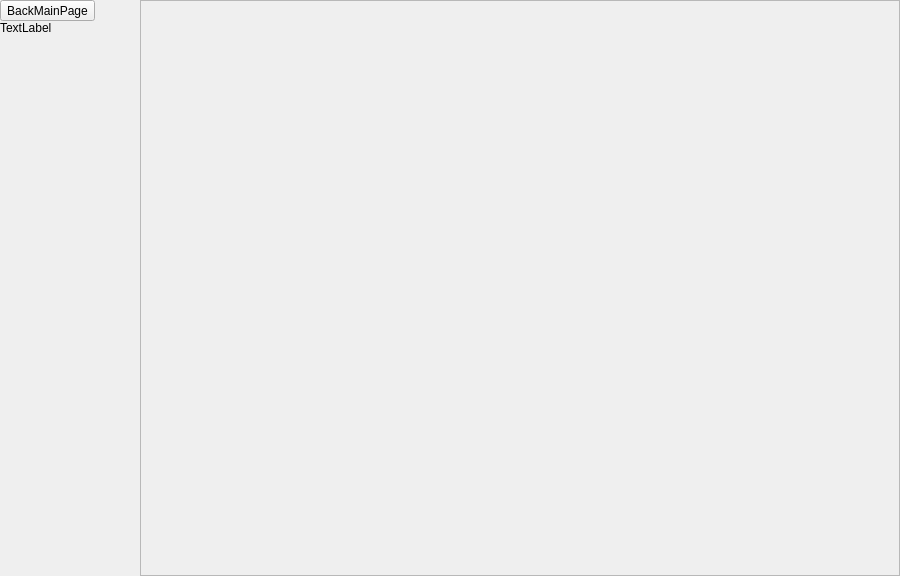
The window that mainui/modulepagewidget.ui (ukui/ukui-control-center) describes before a commit, drawn with Qt 5.
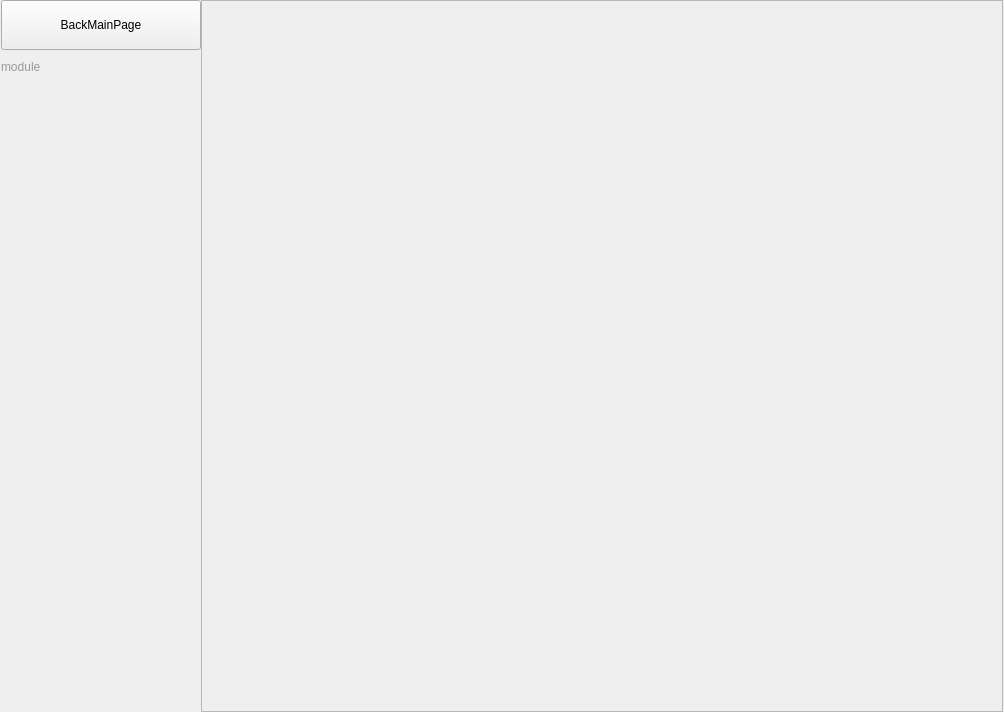
The same window after the commit.

Commit message: ukui3.0 ukui-control-center(exclude frame modules 30; unfinish 12; finish need beautify 18)  * 框架的初步美化，按照规范设置布局  * 系统模块的初步美化，按照规范设置布局

```diff
--- a/mainui/modulepagewidget.ui
+++ b/mainui/modulepagewidget.ui
@@ -6,20 +6,20 @@
    <rect>
     <x>0</x>
     <y>0</y>
-    <width>900</width>
-    <height>576</height>
+    <width>1004</width>
+    <height>712</height>
    </rect>
   </property>
   <property name="minimumSize">
    <size>
-    <width>900</width>
-    <height>576</height>
+    <width>1004</width>
+    <height>712</height>
    </size>
   </property>
   <property name="maximumSize">
    <size>
-    <width>900</width>
-    <height>576</height>
+    <width>1004</width>
+    <height>712</height>
    </size>
   </property>
   <property name="windowTitle">
@@ -47,13 +47,13 @@
       <widget class="QWidget" name="widget" native="true">
        <property name="minimumSize">
         <size>
-         <width>140</width>
+         <width>200</width>
          <height>0</height>
         </size>
        </property>
        <property name="maximumSize">
         <size>
-         <width>140</width>
+         <width>200</width>
          <height>16777215</height>
         </size>
        </property>
@@ -73,10 +73,25 @@
         <item>
          <layout class="QVBoxLayout" name="leftVLayout">
           <property name="spacing">
+           <number>10</number>
+          </property>
+          <property name="leftMargin">
            <number>0</number>
           </property>
           <item>
            <widget class="QToolButton" name="backtomainBtn">
+            <property name="sizePolicy">
+             <sizepolicy hsizetype="Expanding" vsizetype="Fixed">
+              <horstretch>0</horstretch>
+              <verstretch>0</verstretch>
+             </sizepolicy>
+            </property>
+            <property name="minimumSize">
+             <size>
+              <width>0</width>
+              <height>50</height>
+             </size>
+            </property>
             <property name="text">
              <string>BackMainPage</string>
             </property>
@@ -84,8 +99,26 @@
           </item>
           <item>
            <widget class="QLabel" name="modulesTitle">
+            <property name="sizePolicy">
+             <sizepolicy hsizetype="Fixed" vsizetype="Fixed">
+              <horstretch>0</horstretch>
+              <verstretch>0</verstretch>
+             </sizepolicy>
+            </property>
+            <property name="styleSheet">
+             <string notr="true">color:#999999</string>
+            </property>
+            <property name="lineWidth">
+             <number>1</number>
+            </property>
+            <property name="midLineWidth">
+             <number>0</number>
+            </property>
             <property name="text">
-             <string>TextLabel</string>
+             <string>module</string>
+            </property>
+            <property name="scaledContents">
+             <bool>true</bool>
             </property>
            </widget>
           </item>
@@ -101,14 +134,14 @@
       <widget class="QScrollArea" name="scrollArea">
        <property name="minimumSize">
         <size>
-         <width>0</width>
-         <height>576</height>
+         <width>802</width>
+         <height>712</height>
         </size>
        </property>
        <property name="maximumSize">
         <size>
-         <width>16777215</width>
-         <height>576</height>
+         <width>802</width>
+         <height>712</height>
         </size>
        </property>
        <property name="widgetResizable">
@@ -119,8 +152,8 @@
          <rect>
           <x>0</x>
           <y>0</y>
-          <width>756</width>
-          <height>574</height>
+          <width>800</width>
+          <height>710</height>
          </rect>
         </property>
        </widget>
```
The commit also changes 19 other files.
